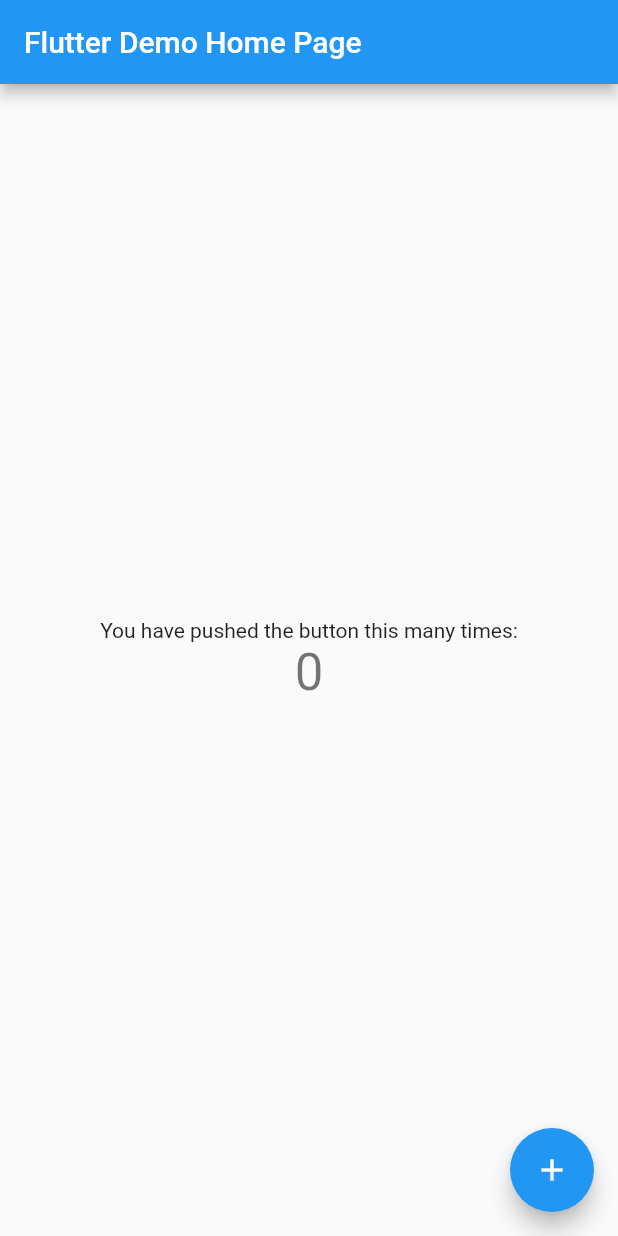
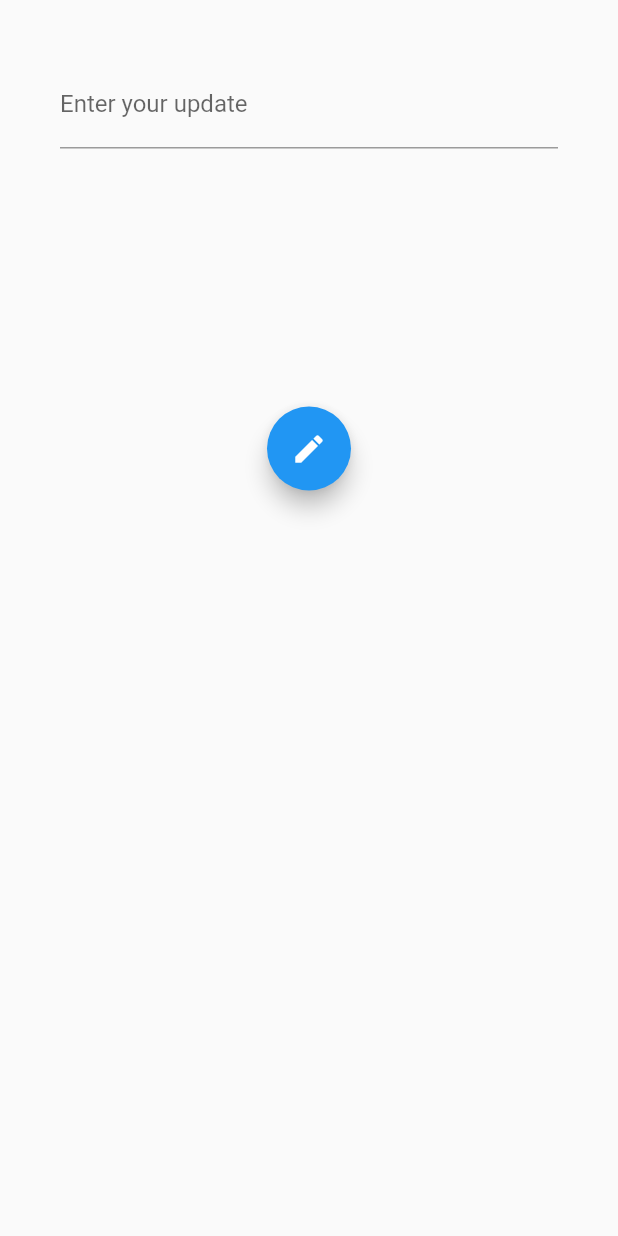
Before and after one commit to F600sa/flutter-todolist, a Flutter app: the screen it shows after launch, on a phone screen of 412 x 824 dp. Run offline on Flutter 3.47's test engine with Material 2 defaults, Android fonts, the phone set to English and light mode, and no system bars; our stand-ins replace get.

Commit message:
add page update file

```diff
--- a/todolist/lib/V/Screen/add.dart
+++ b/todolist/lib/V/Screen/add.dart
@@ -0,0 +1,12 @@
+import 'package:flutter/src/widgets/container.dart';
+import 'package:flutter/src/widgets/framework.dart';
+import 'package:flutter/material.dart';
+
+class AddTast extends StatelessWidget {
+  const AddTast({super.key});
+
+  @override
+  Widget build(BuildContext context) {
+    return Container();
+  }
+}
--- a/todolist/lib/V/Screen/home.dart
+++ b/todolist/lib/V/Screen/home.dart
@@ -0,0 +1,12 @@
+import 'package:flutter/src/widgets/container.dart';
+import 'package:flutter/src/widgets/framework.dart';
+import 'package:flutter/material.dart';
+
+class HomeScreen extends StatelessWidget {
+  const HomeScreen({super.key});
+
+  @override
+  Widget build(BuildContext context) {
+    return Container();
+  }
+}
--- a/todolist/lib/V/Screen/update.dart
+++ b/todolist/lib/V/Screen/update.dart
@@ -0,0 +1,30 @@
+import 'package:flutter/src/widgets/container.dart';
+import 'package:flutter/src/widgets/framework.dart';
+import 'package:flutter/material.dart';
+
+class UpdateScreen extends StatelessWidget {
+  const UpdateScreen({super.key});
+
+  @override
+  Widget build(BuildContext context) {
+    return SafeArea(
+      child: Padding(
+        padding: const EdgeInsets.all(40.0),
+        child: Column(
+          children:
+        [TextFormField(
+             decoration: const InputDecoration(
+              border: UnderlineInputBorder(),
+              labelText: 'Enter your update',
+
+            ),
+            onTap: (){},
+
+        ),
+        Container(
+          height: 400,
+          child: FloatingActionButton(onPressed: (){},child: Icon(Icons.edit),))],),
+      ),
+    );
+  }
+}
--- a/todolist/lib/main.dart
+++ b/todolist/lib/main.dart
@@ -1,4 +1,7 @@
 import 'package:flutter/material.dart';
+import 'package:get/get.dart';
+
+import 'V/Screen/update.dart';
 
 void main() {
   runApp(const MyApp());
@@ -7,109 +10,8 @@ void main() {
 class MyApp extends StatelessWidget {
   const MyApp({super.key});
 
-  // This widget is the root of your application.
   @override
   Widget build(BuildContext context) {
-    return MaterialApp(
-      title: 'Flutter Demo',
-      theme: ThemeData(
-        // This is the theme of your application.
-        //
-        // Try running your application with "flutter run". You'll see the
-        // application has a blue toolbar. Then, without quitting the app, try
-        // changing the primarySwatch below to Colors.green and then invoke
-        // "hot reload" (press "r" in the console where you ran "flutter run",
-        // or simply save your changes to "hot reload" in a Flutter IDE).
-        // Notice that the counter didn't reset back to zero; the application
-        // is not restarted.
-        primarySwatch: Colors.blue,
-      ),
-      home: const MyHomePage(title: 'Flutter Demo Home Page'),
-    );
+    return GetMaterialApp(home: Scaffold(body: UpdateScreen()),);
   }
 }
-
-class MyHomePage extends StatefulWidget {
-  const MyHomePage({super.key, required this.title});
-
-  // This widget is the home page of your application. It is stateful, meaning
-  // that it has a State object (defined below) that contains fields that affect
-  // how it looks.
-
-  // This class is the configuration for the state. It holds the values (in this
-  // case the title) provided by the parent (in this case the App widget) and
-  // used by the build method of the State. Fields in a Widget subclass are
-  // always marked "final".
-
-  final String title;
-
-  @override
-  State<MyHomePage> createState() => _MyHomePageState();
-}
-
-class _MyHomePageState extends State<MyHomePage> {
-  int _counter = 0;
-
-  void _incrementCounter() {
-    setState(() {
-      // This call to setState tells the Flutter framework that something has
-      // changed in this State, which causes it to rerun the build method below
-      // so that the display can reflect the updated values. If we changed
-      // _counter without calling setState(), then the build method would not be
-      // called again, and so nothing would appear to happen.
-      _counter++;
-    });
-  }
-
-  @override
-  Widget build(BuildContext context) {
-    // This method is rerun every time setState is called, for instance as done
-    // by the _incrementCounter method above.
-    //
-    // The Flutter framework has been optimized to make rerunning build methods
-    // fast, so that you can just rebuild anything that needs updating rather
-    // than having to individually change instances of widgets.
-    return Scaffold(
-      appBar: AppBar(
-        // Here we take the value from the MyHomePage object that was created by
-        // the App.build method, and use it to set our appbar title.
-        title: Text(widget.title),
-      ),
-      body: Center(
-        // Center is a layout widget. It takes a single child and positions it
-        // in the middle of the parent.
-        child: Column(
-          // Column is also a layout widget. It takes a list of children and
-          // arranges them vertically. By default, it sizes itself to fit its
-          // children horizontally, and tries to be as tall as its parent.
-          //
-          // Invoke "debug painting" (press "p" in the console, choose the
-          // "Toggle Debug Paint" action from the Flutter Inspector in Android
-          // Studio, or the "Toggle Debug Paint" command in Visual Studio Code)
-          // to see the wireframe for each widget.
-          //
-          // Column has various properties to control how it sizes itself and
-          // how it positions its children. Here we use mainAxisAlignment to
-          // center the children vertically; the main axis here is the vertical
-          // axis because Columns are vertical (the cross axis would be
-          // horizontal).
-          mainAxisAlignment: MainAxisAlignment.center,
-          children: <Widget>[
-            const Text(
-              'You have pushed the button this many times:',
-            ),
-            Text(
-              '$_counter',
-              style: Theme.of(context).textTheme.headline4,
-            ),
-          ],
-        ),
-      ),
-      floatingActionButton: FloatingActionButton(
-        onPressed: _incrementCounter,
-        tooltip: 'Increment',
-        child: const Icon(Icons.add),
-      ), // This trailing comma makes auto-formatting nicer for build methods.
-    );
-  }
-}
```
